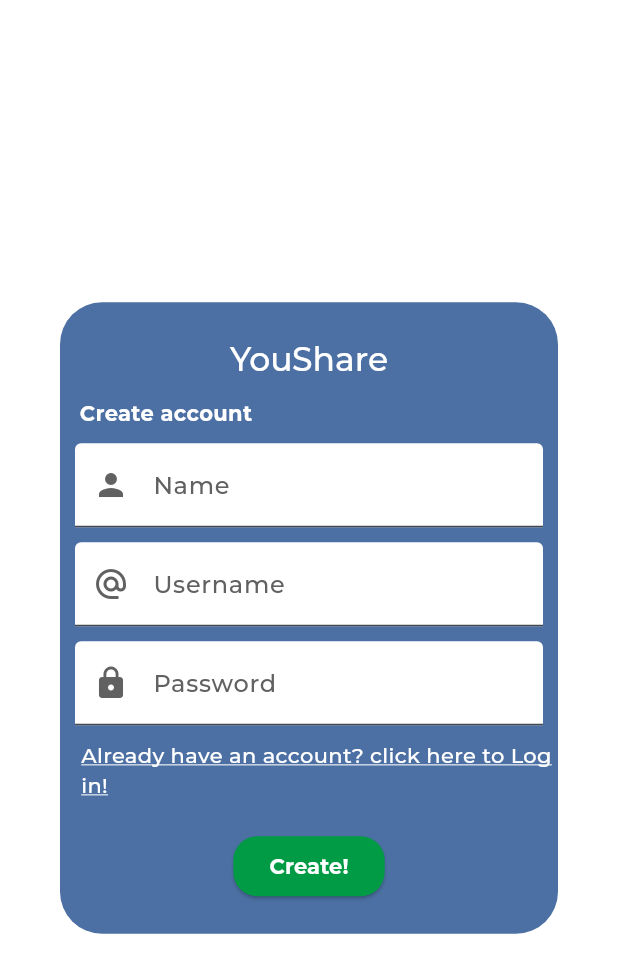
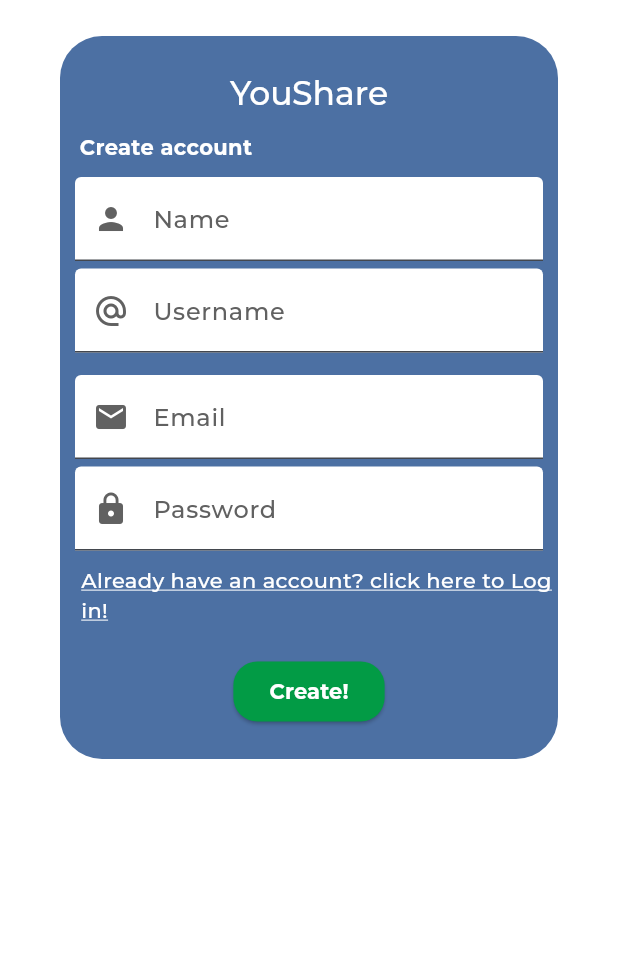
Before and after one commit to TheHoodini/YouShare, a Flutter app: the CreateBox widget shown alone on an empty page, opened directly with empty values, on a phone screen of 412 x 824 dp. Shown: the top 973 px of the screen. Run offline on Flutter 3.47's test engine with Material 2 defaults, Android fonts, the phone set to English and light mode, and no system bars; our stand-ins replace flex_color_scheme, get, video_player.

Commit message:
Email en autenticación

```diff
--- a/lib/ui/pages/createbox.dart
+++ b/lib/ui/pages/createbox.dart
@@ -12,8 +12,15 @@ class CreateBox extends StatefulWidget {
 class _CreateBoxState extends State<CreateBox> {
   @override
   Widget build(BuildContext context) {
-    return SimpleDialog(
-      backgroundColor: const Color.fromARGB(255, 0, 51, 124).withOpacity(0.7),
+    return SingleChildScrollView(
+      child: ConstrainedBox(
+        constraints: const BoxConstraints(
+          maxWidth: 450, // Ancho máximo del SimpleDialog
+          //maxHeight: MediaQuery.of(context).size.height * 0.7, // Altura máxima
+        ),
+        child: SimpleDialog(
+          backgroundColor:
+              const Color.fromARGB(255, 0, 51, 124).withOpacity(0.7),
           // Aquí puede ir el logo en vez del Text()
           // title: Image.asset("assets/logo.png", height: 120),
           title: const Text('YouShare',
@@ -36,7 +43,7 @@ class _CreateBoxState extends State<CreateBox> {
               padding: const EdgeInsets.fromLTRB(10, 0, 10, 0),
               child: TextFormField(
                   style: const TextStyle(fontFamily: "Montserrat"),
-              inputFormatters: [LengthLimitingTextInputFormatter(20)],
+                  //inputFormatters: [LengthLimitingTextInputFormatter(20)],
                   decoration: const InputDecoration(
                       filled: true,
                       fillColor: Colors.white,
@@ -51,13 +58,10 @@ class _CreateBoxState extends State<CreateBox> {
             ),
             // USERNAME
             Padding(
-          padding: const EdgeInsets.fromLTRB(10, 10, 10, 0),
+              padding: const EdgeInsets.fromLTRB(10, 5, 10, 0),
               child: TextFormField(
                   style: const TextStyle(fontFamily: "Montserrat"),
-              inputFormatters: [
-                FilteringTextInputFormatter.allow(RegExp("[0-9a-zA-Z]")),
-                LengthLimitingTextInputFormatter(20)
-              ],
+                  //inputFormatters: [FilteringTextInputFormatter.allow(RegExp("[0-9a-zA-Z]")), LengthLimitingTextInputFormatter(20)],
                   decoration: const InputDecoration(
                       filled: true,
                       fillColor: Colors.white,
@@ -70,17 +74,34 @@ class _CreateBoxState extends State<CreateBox> {
                           fontFamily: "Montserrat"),
                       floatingLabelBehavior: FloatingLabelBehavior.never)),
             ),
-        // PASSWORD
+            // EMAIL
             Padding(
-          padding: const EdgeInsets.fromLTRB(10, 10, 10, 0),
+              padding: const EdgeInsets.fromLTRB(10, 15, 10, 0),
               child: TextFormField(
-              obscureText: true,
-              inputFormatters: [LengthLimitingTextInputFormatter(30)],
+                  style: const TextStyle(fontFamily: "Montserrat"),
                   decoration: const InputDecoration(
                       filled: true,
                       fillColor: Colors.white,
-                  prefixIcon:
-                      Icon(Icons.lock, color: Color.fromARGB(255, 97, 97, 97)),
+                      prefixIcon: Icon(Icons.mail,
+                          color: Color.fromARGB(255, 97, 97, 97)),
+                      labelText: 'Email',
+                      labelStyle: TextStyle(
+                          color: Color.fromARGB(255, 97, 97, 97),
+                          fontStyle: FontStyle.normal,
+                          fontFamily: "Montserrat"),
+                      floatingLabelBehavior: FloatingLabelBehavior.never)),
+            ),
+            // PASSWORD
+            Padding(
+              padding: const EdgeInsets.fromLTRB(10, 5, 10, 0),
+              child: TextFormField(
+                  obscureText: true,
+                  //inputFormatters: [LengthLimitingTextInputFormatter(30)],
+                  decoration: const InputDecoration(
+                      filled: true,
+                      fillColor: Colors.white,
+                      prefixIcon: Icon(Icons.lock,
+                          color: Color.fromARGB(255, 97, 97, 97)),
                       labelText: 'Password',
                       labelStyle: TextStyle(
                           color: Color.fromARGB(255, 97, 97, 97),
@@ -95,8 +116,8 @@ class _CreateBoxState extends State<CreateBox> {
                     onTap: () {
                       widget.changeMainPageIndex(0);
                     },
-                child:
-                    const Text('Already have an account? click here to Log in!',
+                    child: const Text(
+                        'Already have an account? click here to Log in!',
                         style: TextStyle(
                             color: Colors.white,
                             //fontWeight: FontWeight.bold,
@@ -136,6 +157,8 @@ class _CreateBoxState extends State<CreateBox> {
               height: 5.0,
             ),
           ],
+        ),
+      ),
     );
   }
 }
--- a/lib/ui/pages/loginbox.dart
+++ b/lib/ui/pages/loginbox.dart
@@ -36,21 +36,17 @@ class _LoginBoxState extends State<LoginBox> {
                       fontWeight: FontWeight.bold,
                       fontFamily: "Montserrat")),
             ),
-            // USERNAME
+            // EMAIL
             Padding(
               padding: const EdgeInsets.fromLTRB(10, 10, 10, 0),
               child: TextFormField(
                   style: const TextStyle(fontFamily: "Montserrat"),
-                  inputFormatters: [
-                    FilteringTextInputFormatter.allow(RegExp("[0-9a-zA-Z]")),
-                    LengthLimitingTextInputFormatter(20)
-                  ],
                   decoration: const InputDecoration(
                       filled: true,
                       fillColor: Colors.white,
-                      prefixIcon: Icon(Icons.alternate_email,
+                      prefixIcon: Icon(Icons.mail,
                           color: Color.fromARGB(255, 97, 97, 97)),
-                      labelText: 'Username',
+                      labelText: 'Email',
                       labelStyle: TextStyle(
                           color: Color.fromARGB(255, 97, 97, 97),
                           fontFamily: "Montserrat"),
@@ -58,10 +54,10 @@ class _LoginBoxState extends State<LoginBox> {
             ),
             // PASSWORD
             Padding(
-              padding: const EdgeInsets.fromLTRB(10, 10, 10, 0),
+              padding: const EdgeInsets.fromLTRB(10, 5, 10, 0),
               child: TextFormField(
                   obscureText: true,
-                  inputFormatters: [LengthLimitingTextInputFormatter(29)],
+                  //inputFormatters: [LengthLimitingTextInputFormatter(29)],
                   decoration: const InputDecoration(
                       filled: true,
                       fillColor: Colors.white,
```
Lines whose indentation alone changed are shown as unchanged.
